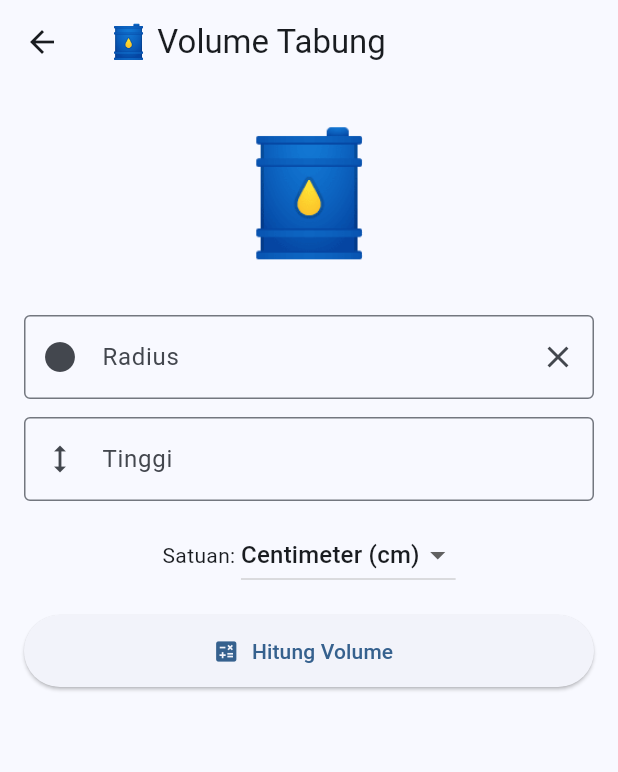
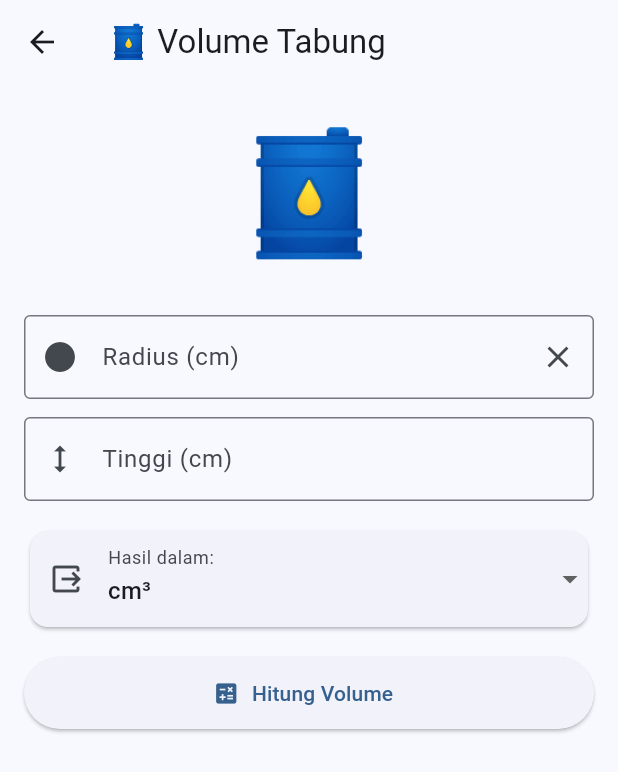
Before and after one commit to LatifWithoutH/volume_calculator-for_geometry-, a Flutter app: the screen it shows after launch, after a tap on "🛢️", on a phone screen of 412 x 824 dp. Shown: the top 772 px of the screen. Run offline on Flutter 3.47's test engine with Material 3 defaults, Android fonts, the phone set to English and light mode, and no system bars; our stand-ins replace shared_preferences.

Commit message:
Update 1.2 : Format kalkulator dan Personalisme

```diff
--- a/lib/home_page.dart
+++ b/lib/home_page.dart
@@ -2,6 +2,7 @@ import 'package:flutter/material.dart';
 import 'pages/kubus_page.dart';
 import 'pages/tabung_page.dart';
 import 'pages/bola_page.dart';
+import 'pages/settings_page.dart'; // Import settings
 
 class HomePage extends StatelessWidget {
   const HomePage({super.key});
@@ -12,6 +13,18 @@ class HomePage extends StatelessWidget {
       appBar: AppBar(
         title: const Text('📐 Kalkulator Volume'),
         backgroundColor: Theme.of(context).colorScheme.inversePrimary,
+        actions: [
+          // Tombol Settings
+          IconButton(
+            icon: const Icon(Icons.settings),
+            onPressed: () {
+              Navigator.push(
+                context,
+                MaterialPageRoute(builder: (_) => const SettingsPage()),
+              );
+            },
+          ),
+        ],
       ),
       body: Padding(
         padding: const EdgeInsets.all(16.0),
--- a/lib/pages/tabung_page.dart
+++ b/lib/pages/tabung_page.dart
@@ -1,6 +1,7 @@
 import 'package:flutter/material.dart';
 import 'dart:math';
 import '../helpers/format_helper.dart';
+import '../services/prefs_service.dart';
 
 class TabungPage extends StatefulWidget {
   const TabungPage({super.key});
@@ -12,8 +13,37 @@ class TabungPage extends StatefulWidget {
 class _TabungPageState extends State<TabungPage> {
   final _radiusController = TextEditingController();
   final _heightController = TextEditingController();
-  String _selectedUnit = 'cm';
+
+  String _inputUnit = 'cm';
+  String _outputUnit = 'cm³';
   String _result = '';
+  bool _isLoading = true;
+
+  final List<String> _outputOptions = ['mm³', 'cm³', 'm³', 'liter', 'ml'];
+
+  @override
+  void initState() {
+    super.initState();
+    _loadPreferences();
+  }
+
+  Future<void> _loadPreferences() async {
+    final input = await PrefsService.getInputUnit();
+    final output = await PrefsService.getOutputUnit();
+    setState(() {
+      _inputUnit = input;
+      _outputUnit = output;
+      _isLoading = false;
+    });
+  }
+
+  Future<void> _changeOutputUnit(String? newUnit) async {
+    if (newUnit != null) {
+      await PrefsService.setOutputUnit(newUnit);
+      setState(() => _outputUnit = newUnit);
+      if (_radiusController.text.isNotEmpty && _heightController.text.isNotEmpty) _calculate();
+    }
+  }
 
   void _calculate() {
     if (_radiusController.text.isEmpty || _heightController.text.isEmpty) {
@@ -29,24 +59,20 @@ class _TabungPageState extends State<TabungPage> {
       return;
     }
 
-    final rCm = _selectedUnit == 'm' ? rInput * 100 : rInput;
-    final hCm = _selectedUnit == 'm' ? hInput * 100 : hInput;
+    final rCm = keCm3(rInput, _inputUnit);
+    final hCm = keCm3(hInput, _inputUnit);
+    final volumeCm3 = (pi * pow(rCm, 2) * hCm).toDouble();
 
-    final volumeCm3 = (pi * pow(rCm, 2) * hCm).toDouble();
-    final outputUnit = '${_selectedUnit}³';
-    final volumeFinal = konversiVolume(volumeCm3, outputUnit);
-    final formatted = formatAngkaIndonesia(volumeFinal);
+    final formatted = dariCm3(volumeCm3, _outputUnit);
+    final label = getLabelUnit(_outputUnit);
 
-    setState(() => _result = '✅ Volume Tabung: $formatted $outputUnit');
+    setState(() => _result = '✅ Volume Tabung: $formatted $label');
   }
 
   void _reset() {
     _radiusController.clear();
     _heightController.clear();
-    setState(() {
-      _result = '';
-      _selectedUnit = 'cm';
-    });
+    setState(() => _result = '');
   }
 
   @override
@@ -58,6 +84,10 @@ class _TabungPageState extends State<TabungPage> {
 
   @override
   Widget build(BuildContext context) {
+    if (_isLoading) {
+      return const Scaffold(body: Center(child: CircularProgressIndicator()));
+    }
+
     return Scaffold(
       appBar: AppBar(title: const Text('🛢️ Volume Tabung')),
       body: SingleChildScrollView(
@@ -66,54 +96,56 @@ class _TabungPageState extends State<TabungPage> {
           children: [
             const Text('🛢️', style: TextStyle(fontSize: 80)),
             const SizedBox(height: 24),
+
             TextField(
               controller: _radiusController,
               keyboardType: TextInputType.number,
               decoration: InputDecoration(
-                labelText: 'Radius',
+                labelText: 'Radius ($_inputUnit)',
                 border: const OutlineInputBorder(),
                 prefixIcon: const Icon(Icons.circle),
-                suffixIcon: IconButton(
-                  icon: const Icon(Icons.clear),
-                  onPressed: _reset,
-                ),
+                suffixIcon: IconButton(icon: const Icon(Icons.clear), onPressed: _reset),
               ),
             ),
             const SizedBox(height: 12),
+
             TextField(
               controller: _heightController,
               keyboardType: TextInputType.number,
               decoration: InputDecoration(
-                labelText: 'Tinggi',
+                labelText: 'Tinggi ($_inputUnit)',
                 border: const OutlineInputBorder(),
                 prefixIcon: const Icon(Icons.height),
               ),
             ),
-            const SizedBox(height: 12),
-            Row(
-              mainAxisAlignment: MainAxisAlignment.center,
-              children: [
-                const Text('Satuan: '),
-                DropdownButton<String>(
-                  value: _selectedUnit,
-                  items: const [
-                    DropdownMenuItem(value: 'cm', child: Text('Centimeter (cm)')),
-                    DropdownMenuItem(value: 'm', child: Text('Meter (m)')),
-                  ],
-                  onChanged: (val) => setState(() => _selectedUnit = val!),
+            const SizedBox(height: 16),
+
+            // DROPDOWN OUTPUT UNIT
+            Card(
+              child: DropdownButtonFormField<String>(
+                value: _outputUnit,
+                decoration: const InputDecoration(
+                  contentPadding: EdgeInsets.symmetric(horizontal: 16, vertical: 12),
+                  border: InputBorder.none,
+                  labelText: 'Hasil dalam:',
+                  prefixIcon: Icon(Icons.output),
                 ),
-              ],
+                items: _outputOptions.map((unit) {
+                  return DropdownMenuItem(value: unit, child: Text(getLabelUnit(unit)));
+                }).toList(),
+                onChanged: _changeOutputUnit,
+              ),
             ),
             const SizedBox(height: 16),
+
             ElevatedButton.icon(
               onPressed: _calculate,
               icon: const Icon(Icons.calculate),
               label: const Text('Hitung Volume'),
-              style: ElevatedButton.styleFrom(
-                minimumSize: const Size(double.infinity, 48),
-              ),
+              style: ElevatedButton.styleFrom(minimumSize: const Size(double.infinity, 48)),
             ),
             const SizedBox(height: 24),
+
             if (_result.isNotEmpty)
               Container(
                 padding: const EdgeInsets.all(16),
--- /dev/null
+++ b/lib/services/prefs_service.dart
@@ -0,0 +1,28 @@
+import 'package:shared_preferences/shared_preferences.dart';
+
+class PrefsService {
+  static const String _keyInputUnit = 'input_unit';
+  static const String _keyOutputUnit = 'output_unit';
+
+  // --- INPUT UNIT (Diatur di Settings) ---
+  static Future<void> setInputUnit(String unit) async {
+    final prefs = await SharedPreferences.getInstance();
+    await prefs.setString(_keyInputUnit, unit);
+  }
+
+  static Future<String> getInputUnit() async {
+    final prefs = await SharedPreferences.getInstance();
+    return prefs.getString(_keyInputUnit) ?? 'cm';
+  }
+
+  // --- OUTPUT UNIT (Diatur di Setiap Page) ---
+  static Future<void> setOutputUnit(String unit) async {
+    final prefs = await SharedPreferences.getInstance();
+    await prefs.setString(_keyOutputUnit, unit);
+  }
+
+  static Future<String> getOutputUnit() async {
+    final prefs = await SharedPreferences.getInstance();
+    return prefs.getString(_keyOutputUnit) ?? 'cm³';
+  }
+}
--- a/pubspec.yaml
+++ b/pubspec.yaml
@@ -11,6 +11,7 @@ dependencies:
     sdk: flutter
   intl: ^0.19.0
   cupertino_icons: ^1.0.6
+  shared_preferences: ^2.2.2
 
 dev_dependencies:
   flutter_test:
```
Also changed, not shown: lib/helpers/format_helper.dart (+62 -6 lines), lib/pages/bola_page.dart (+64 -24 lines), lib/pages/kubus_page.dart (+64 -26 lines), lib/pages/settings_page.dart (added, +106 -0 lines), pubspec.lock, 1 other file.
